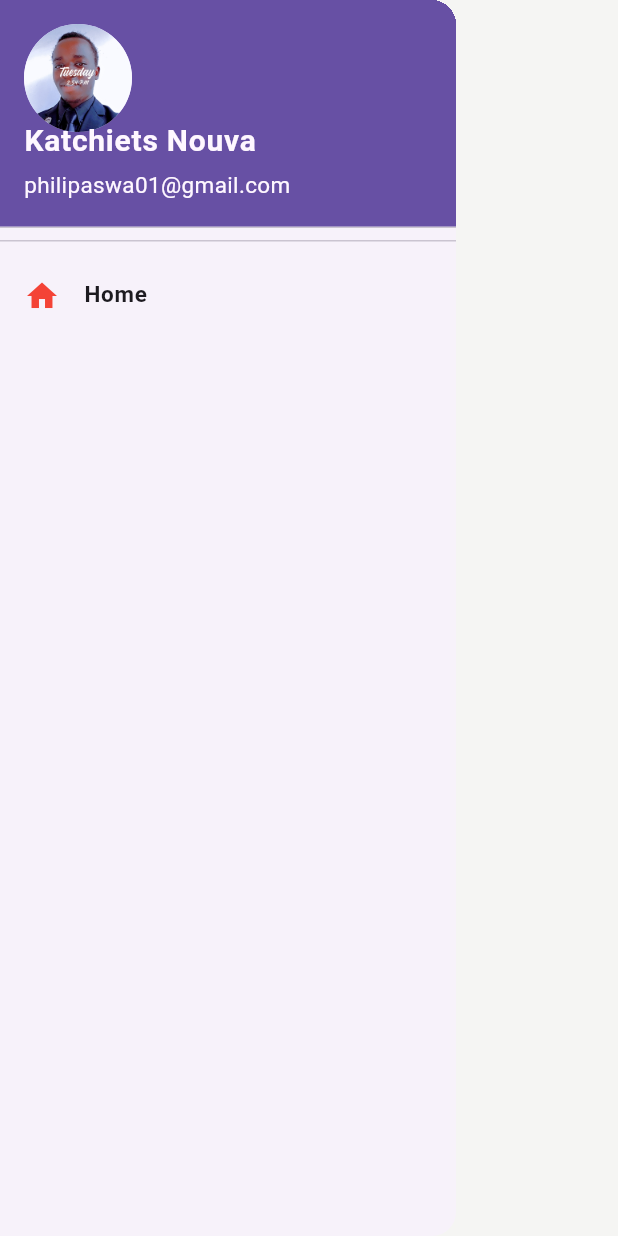
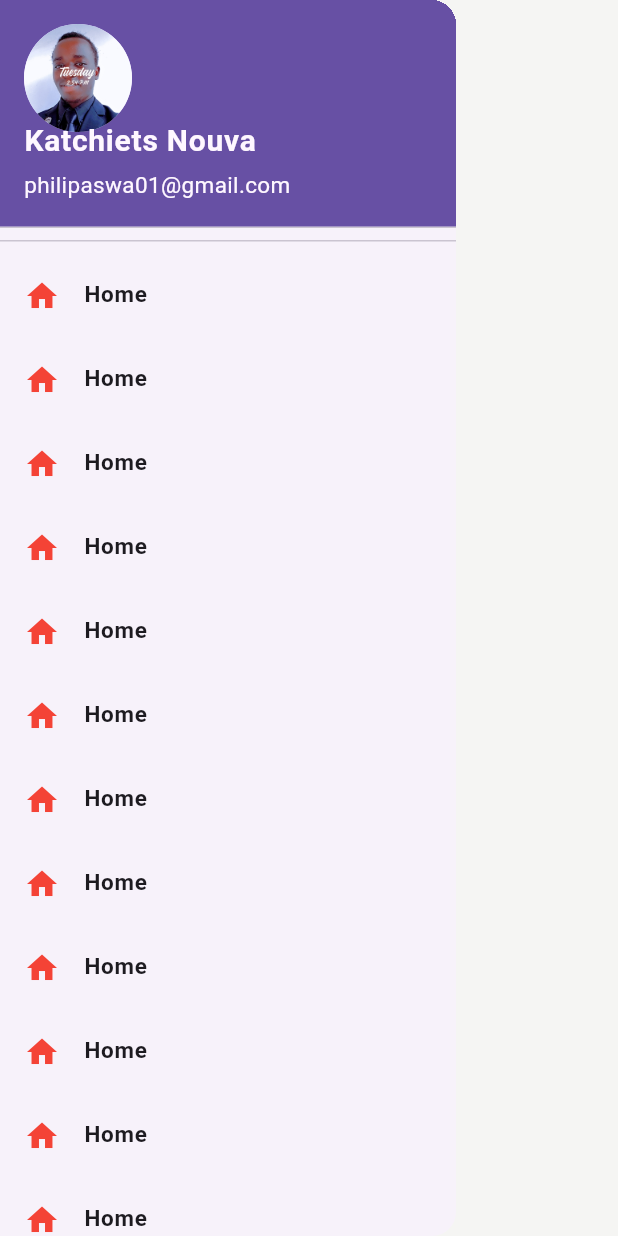
Before and after one commit to Katchietsnouva/family_health_app, a Flutter app: the DrawerWidget widget shown alone on an empty page, opened directly, on a phone screen of 412 x 824 dp. Run offline on Flutter 3.47's test engine with Material 3 defaults, Android fonts, the phone set to English and light mode, and no system bars; our stand-ins replace flutter_rating_bar.

Commit message:
commit 0.61

```diff
--- a/lib/Widgets/DrawerWidget.dart
+++ b/lib/Widgets/DrawerWidget.dart
@@ -28,6 +28,8 @@ class DrawerWidget extends StatelessWidget {
               ),
             ),
           ),
+
+          // LIST TILE HOME
           ListTile(
             leading: Icon(Icons.home,
             color: Colors.red,
@@ -39,8 +41,232 @@ class DrawerWidget extends StatelessWidget {
                 fontWeight: FontWeight.bold,
               ),
             ),
+          ),
 
+                    // LIST TILE
+          ListTile(
+            leading: Icon(Icons.home,
+            color: Colors.red,
+            ),
+            title: Text(
+              "Home",
+              style: TextStyle(
+                fontSize: 15,
+                fontWeight: FontWeight.bold,
+              ),
+            ),
           ),
+
+                    // LIST TILE
+          ListTile(
+            leading: Icon(Icons.home,
+            color: Colors.red,
+            ),
+            title: Text(
+              "Home",
+              style: TextStyle(
+                fontSize: 15,
+                fontWeight: FontWeight.bold,
+              ),
+            ),
+          ),
+
+                    // LIST TILE
+          ListTile(
+            leading: Icon(Icons.home,
+            color: Colors.red,
+            ),
+            title: Text(
+              "Home",
+              style: TextStyle(
+                fontSize: 15,
+                fontWeight: FontWeight.bold,
+              ),
+            ),
+          ),
+
+                    // LIST TILE
+          ListTile(
+            leading: Icon(Icons.home,
+            color: Colors.red,
+            ),
+            title: Text(
+              "Home",
+              style: TextStyle(
+                fontSize: 15,
+                fontWeight: FontWeight.bold,
+              ),
+            ),
+          ),
+
+                    // LIST TILE
+          ListTile(
+            leading: Icon(Icons.home,
+            color: Colors.red,
+            ),
+            title: Text(
+              "Home",
+              style: TextStyle(
+                fontSize: 15,
+                fontWeight: FontWeight.bold,
+              ),
+            ),
+          ),
+
+                    // LIST TILE
+          ListTile(
+            leading: Icon(Icons.home,
+            color: Colors.red,
+            ),
+            title: Text(
+              "Home",
+              style: TextStyle(
+                fontSize: 15,
+                fontWeight: FontWeight.bold,
+              ),
+            ),
+          ),
+
+                    // LIST TILE
+          ListTile(
+            leading: Icon(Icons.home,
+            color: Colors.red,
+            ),
+            title: Text(
+              "Home",
+              style: TextStyle(
+                fontSize: 15,
+                fontWeight: FontWeight.bold,
+              ),
+            ),
+          ),
+
+                    // LIST TILE
+          ListTile(
+            leading: Icon(Icons.home,
+            color: Colors.red,
+            ),
+            title: Text(
+              "Home",
+              style: TextStyle(
+                fontSize: 15,
+                fontWeight: FontWeight.bold,
+              ),
+            ),
+          ),
+
+                    // LIST TILE
+          ListTile(
+            leading: Icon(Icons.home,
+            color: Colors.red,
+            ),
+            title: Text(
+              "Home",
+              style: TextStyle(
+                fontSize: 15,
+                fontWeight: FontWeight.bold,
+              ),
+            ),
+          ),
+
+                    // LIST TILE
+          ListTile(
+            leading: Icon(Icons.home,
+            color: Colors.red,
+            ),
+            title: Text(
+              "Home",
+              style: TextStyle(
+                fontSize: 15,
+                fontWeight: FontWeight.bold,
+              ),
+            ),
+          ),
+
+                    // LIST TILE
+          ListTile(
+            leading: Icon(Icons.home,
+            color: Colors.red,
+            ),
+            title: Text(
+              "Home",
+              style: TextStyle(
+                fontSize: 15,
+                fontWeight: FontWeight.bold,
+              ),
+            ),
+          ),
+
+                    // LIST TILE
+          ListTile(
+            leading: Icon(Icons.home,
+            color: Colors.red,
+            ),
+            title: Text(
+              "Home",
+              style: TextStyle(
+                fontSize: 15,
+                fontWeight: FontWeight.bold,
+              ),
+            ),
+          ),
+
+                    // LIST TILE
+          ListTile(
+            leading: Icon(Icons.home,
+            color: Colors.red,
+            ),
+            title: Text(
+              "Home",
+              style: TextStyle(
+                fontSize: 15,
+                fontWeight: FontWeight.bold,
+              ),
+            ),
+          ),
+                    // LIST TILE
+          ListTile(
+            leading: Icon(Icons.home,
+            color: Colors.red,
+            ),
+            title: Text(
+              "Home",
+              style: TextStyle(
+                fontSize: 15,
+                fontWeight: FontWeight.bold,
+              ),
+            ),
+          ),
+
+                    // LIST TILE
+          ListTile(
+            leading: Icon(Icons.home,
+            color: Colors.red,
+            ),
+            title: Text(
+              "Home",
+              style: TextStyle(
+                fontSize: 15,
+                fontWeight: FontWeight.bold,
+              ),
+            ),
+          ),
+
+                    // LIST TILE
+          ListTile(
+            leading: Icon(Icons.home,
+            color: Colors.red,
+            ),
+            title: Text(
+              "Home",
+              style: TextStyle(
+                fontSize: 15,
+                fontWeight: FontWeight.bold,
+              ),
+            ),
+          ),
+
+
         ]
       ),
     );
```
